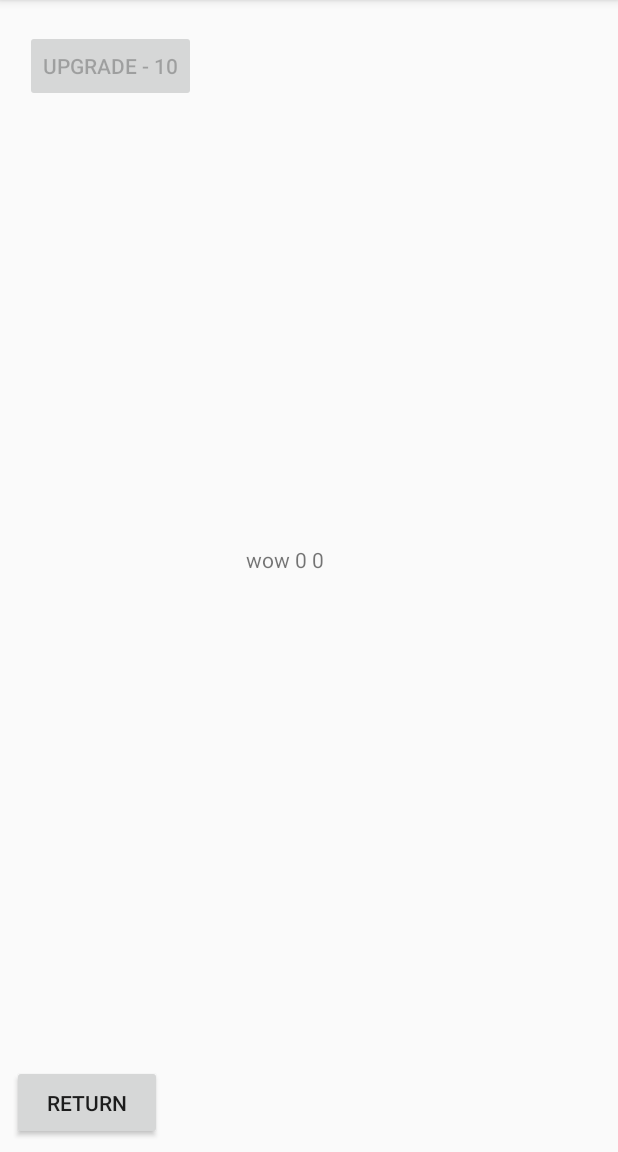
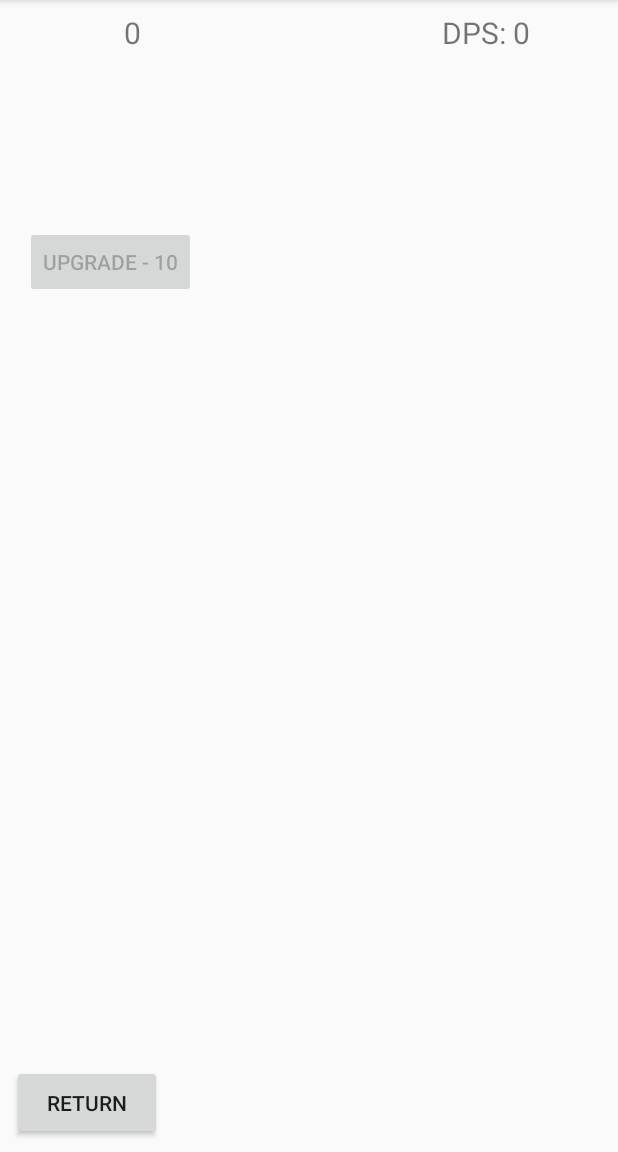
Before and after one commit to Peetie2000/AS_HelloWorld, an Android app: the Activity2 screen opened directly, with no data from a screen before it, on a phone screen of 412 x 824 dp, the part 84-1236 px from its top. Run offline under Robolectric (Android 15) with nearby library versions, the phone set to English and light mode, and no system bars.

```diff
--- a/app/src/main/java/com/example/patrick/helloworld/Activity2.java
+++ b/app/src/main/java/com/example/patrick/helloworld/Activity2.java
@@ -13,7 +13,7 @@ import static com.example.patrick.helloworld.R.id.returnButton;
 public class Activity2 extends AppCompatActivity {
 
     Button b_returnButton, b_buyButton;
-    TextView tv_clickView;
+    TextView tv_textBalance, tv_textDPS;
     int clickCounter;
     int clickValue;
     String test;
@@ -25,7 +25,8 @@ public class Activity2 extends AppCompatActivity {
 
         b_returnButton = (Button) findViewById(returnButton);
         b_buyButton = (Button) findViewById(R.id.buyButton);
-        tv_clickView = (TextView) findViewById(R.id.clickView);
+        tv_textBalance = (TextView) findViewById(R.id.textBalance);
+        tv_textDPS = (TextView) findViewById(R.id.textDPS);
         Bundle extras = getIntent().getExtras();
         if (extras != null) {
             Intent intent = getIntent();
@@ -36,8 +37,8 @@ public class Activity2 extends AppCompatActivity {
         }
 
 
-        tv_clickView.setText("wow " + clickCounter + " " + clickValue);
-
+        tv_textBalance.setText("" + clickCounter + "");
+        tv_textDPS.setText("DPS: " + clickValue + "");
 
         b_buyButton.setEnabled(false);
     if (clickCounter >=10) {
@@ -51,6 +52,8 @@ public class Activity2 extends AppCompatActivity {
 
                 b_buyButton.setText("Max upgrade");
                 b_buyButton.setEnabled(false);
+                tv_textBalance.setText("" + clickCounter + "");
+                tv_textDPS.setText("DPS: " + clickValue + "");
             }
         });
     }
--- a/app/src/main/res/layout/activity_2.xml
+++ b/app/src/main/res/layout/activity_2.xml
@@ -36,20 +36,42 @@
         app:layout_constraintHorizontal_bias="0.031"
         app:layout_constraintStart_toStartOf="parent"
         app:layout_constraintTop_toTopOf="parent"
-        app:layout_constraintVertical_bias="0.017" />
+        app:layout_constraintVertical_bias="0.203" />
 
     <TextView
-        android:id="@+id/clickView"
-        android:layout_width="84dp"
-        android:layout_height="42dp"
+        android:id="@+id/textBalance"
+        android:layout_width="160dp"
+        android:layout_height="60dp"
+        android:layout_marginBottom="8dp"
+        android:layout_marginEnd="8dp"
+        android:layout_marginStart="8dp"
+        android:layout_marginTop="8dp"
+        android:text="Balance:"
+        android:textAlignment="center"
+        android:textSize="20dp"
+        app:layout_constraintBottom_toBottomOf="parent"
+        app:layout_constraintEnd_toEndOf="parent"
+        app:layout_constraintHorizontal_bias="0.0"
+        app:layout_constraintStart_toStartOf="parent"
+        app:layout_constraintTop_toTopOf="parent"
+        app:layout_constraintVertical_bias="0.0" />
+
+    <TextView
+        android:id="@+id/textDPS"
+        android:layout_width="160dp"
+        android:layout_height="60dp"
         android:layout_marginBottom="8dp"
         android:layout_marginEnd="8dp"
         android:layout_marginStart="8dp"
         android:layout_marginTop="8dp"
         android:text="TextView"
+        android:textAlignment="center"
+        android:textSize="20dp"
         app:layout_constraintBottom_toBottomOf="parent"
         app:layout_constraintEnd_toEndOf="parent"
+        app:layout_constraintHorizontal_bias="1.0"
         app:layout_constraintStart_toStartOf="parent"
-        app:layout_constraintTop_toTopOf="parent" />
+        app:layout_constraintTop_toTopOf="parent"
+        app:layout_constraintVertical_bias="0.0" />
 
 </android.support.constraint.ConstraintLayout>
```
